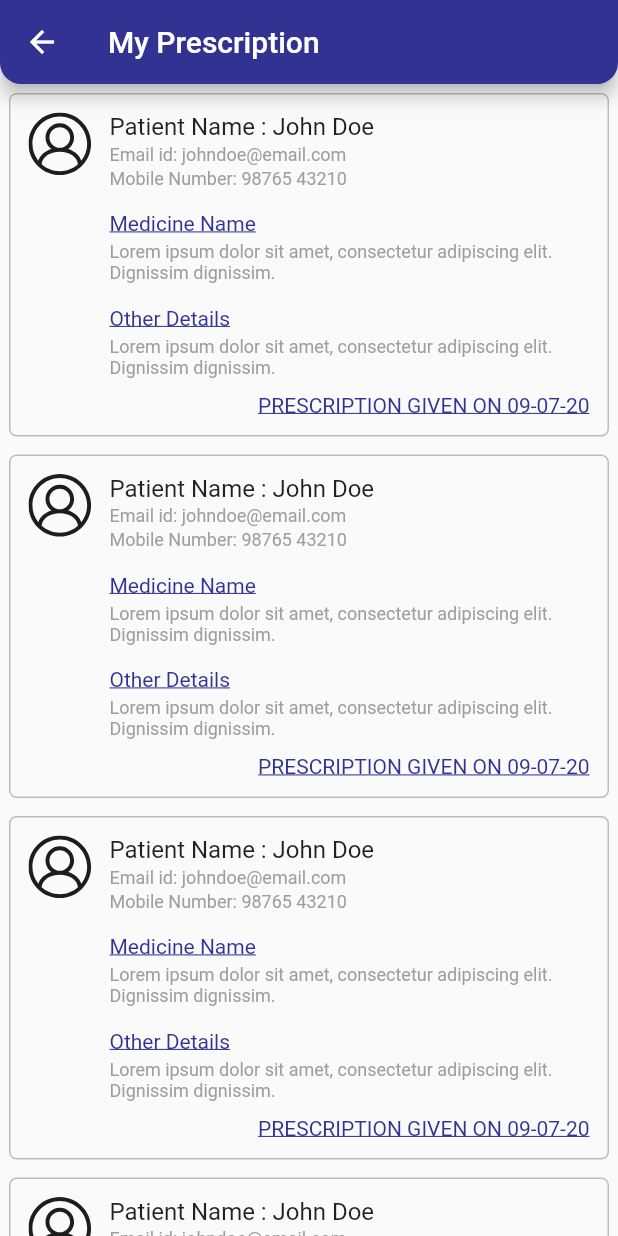
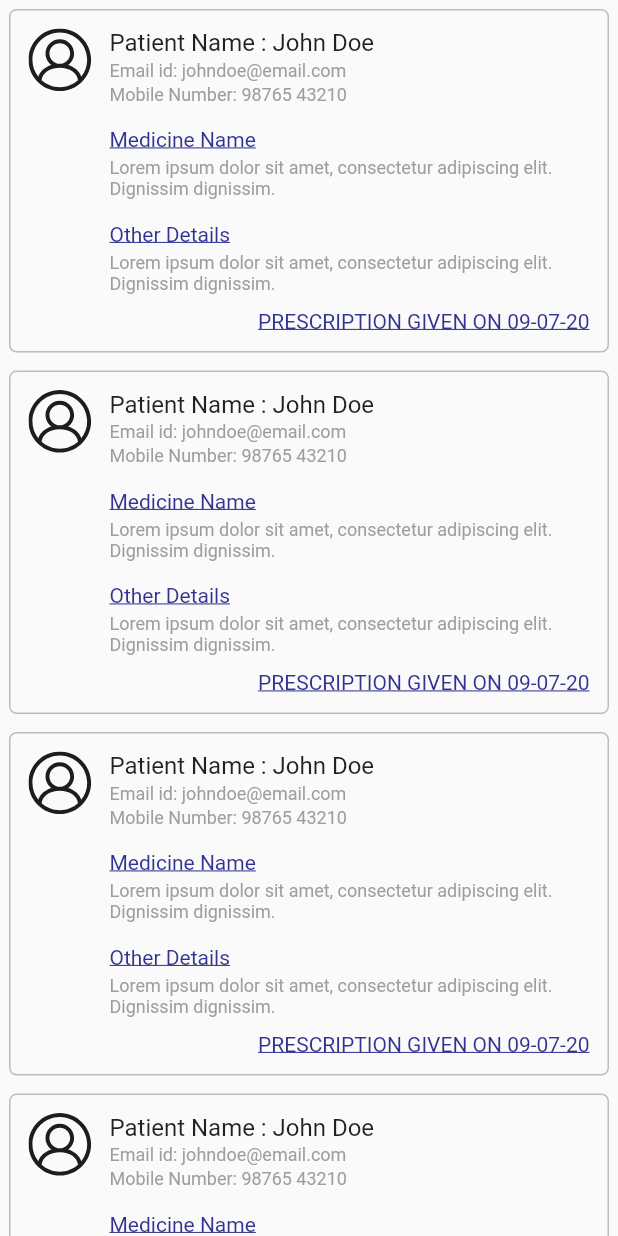
Before and after one commit to rudrah1987/citiclinic_doctor, a Flutter app: the PrescriptionPage screen opened directly, on a phone screen of 412 x 824 dp. Run offline on Flutter 3.47's test engine with Material 2 defaults, Android fonts, the phone set to English and light mode, and no system bars; our stand-ins replace connectivity, dio, firebase_messaging, flutter_bloc, flutter_svg, fluttertoast and 7 more; missing offline and left inert: sms_otp_auto_verify; accounts and stored records are empty; generated files the repository leaves out were written again; project files that could hold a hidden picture were left out.

Commit message:
my prescription ui fix

```diff
--- a/lib/ui/drawer/prescriptionManagement/PrescriptionPage.dart
+++ b/lib/ui/drawer/prescriptionManagement/PrescriptionPage.dart
@@ -13,24 +13,24 @@ class _PrescriptionPageState extends State<PrescriptionPage> {
   @override
   Widget build(BuildContext context) {
     return Scaffold(
-      appBar: AppBar(
-        backgroundColor: kPrimaryColor,
-        shape: RoundedRectangleBorder(
-          borderRadius: BorderRadius.vertical(
-            bottom: Radius.circular(14),
-          ),
-        ),
-        title: Text("My Prescription"),
-        //Ternery operator use for condition check
-        elevation: defaultTargetPlatform == TargetPlatform.android ? 5.0 : 0.0,
-        centerTitle: false,
-        leading: new IconButton(
-          icon: new Icon(Icons.arrow_back),
-          onPressed: () {
-            Navigator.pop(context);
-          },
-        ),
-      ),
+      // appBar: AppBar(
+      //   backgroundColor: kPrimaryColor,
+      //   shape: RoundedRectangleBorder(
+      //     borderRadius: BorderRadius.vertical(
+      //       bottom: Radius.circular(14),
+      //     ),
+      //   ),
+      //   title: Text("My Prescription"),
+      //   //Ternery operator use for condition check
+      //   elevation: defaultTargetPlatform == TargetPlatform.android ? 5.0 : 0.0,
+      //   centerTitle: false,
+      //   leading: new IconButton(
+      //     icon: new Icon(Icons.arrow_back),
+      //     onPressed: () {
+      //       Navigator.pop(context);
+      //     },
+      //   ),
+      // ),
       body: ListView.builder(
           scrollDirection: Axis.vertical,
           primary: true,
--- a/lib/ui/home/Dashboard.dart
+++ b/lib/ui/home/Dashboard.dart
@@ -1,11 +1,7 @@
 import 'dart:collection';
-import 'dart:convert';
 
 import 'package:city_clinic_doctor/main.dart';
-import 'package:city_clinic_doctor/modal/auth/user.dart';
 import 'package:city_clinic_doctor/new/utils/prefrence_helper.dart';
-import 'package:city_clinic_doctor/preference/CCDoctorPrefs.dart';
-import 'package:city_clinic_doctor/preference/PreferenceKeys.dart';
 import 'package:city_clinic_doctor/routes/Routes.dart';
 import 'package:city_clinic_doctor/ui/auth/bloc/LoginBloc.dart';
 import 'package:city_clinic_doctor/ui/dialogs/LogoutDialog.dart';
@@ -18,7 +14,6 @@ import 'package:city_clinic_doctor/ui/profile/ProfileUpdate.dart';
 import 'package:city_clinic_doctor/ui/settings/NotificationPage.dart';
 import 'package:city_clinic_doctor/ui/settings/Settings.dart';
 import 'package:city_clinic_doctor/ui/settings/bloc/LogoutBloc.dart';
-import 'package:city_clinic_doctor/ui/splash/Splash2.dart';
 import 'package:city_clinic_doctor/utils/DrawerWidgets.dart';
 import 'package:city_clinic_doctor/utils/SvgImages.dart';
 import 'package:city_clinic_doctor/utils/Colors.dart';
@@ -27,7 +22,6 @@ import 'package:flutter/cupertino.dart';
 import 'package:flutter/foundation.dart';
 import 'package:flutter/material.dart';
 import 'package:flutter_svg/flutter_svg.dart';
-import 'package:fluttertoast/fluttertoast.dart';
 
 import 'Chat/ChatPage.dart';
 import 'bloc/UserDetailBloc.dart';
--- a/lib/ui/home/timeSlot/bloc/AppointmentScheduleBloc.dart
+++ b/lib/ui/home/timeSlot/bloc/AppointmentScheduleBloc.dart
@@ -1,5 +1,4 @@
 import 'package:city_clinic_doctor/modal/home/AddAppointmentScheduleResponse.dart';
-import 'package:city_clinic_doctor/modal/profile/UserDetailResponse.dart';
 import 'package:city_clinic_doctor/repository/base.dart';
 import 'package:rxdart/rxdart.dart';
 
--- a/lib/ui/profile/ProfileUpdate.dart
+++ b/lib/ui/profile/ProfileUpdate.dart
@@ -327,6 +327,8 @@ class _ProfileUpdatPageState extends State<ProfileUpdatPage> {
 
   @override
   Widget build(BuildContext context) {
+    print(_user.accessToken);
+    print(_user.user_id);
     return Scaffold(
       key: _globalKey,
       body: SingleChildScrollView(
```
